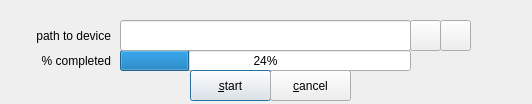
Before: the Qt Designer form zuluCrypt-gui/erasedevice.ui in mhogomchungu/zuluCrypt, drawn with Qt 5.
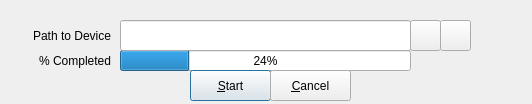
After: the same form once the commit is applied.

What changed in the file:
```diff
--- a/zuluCrypt-gui/erasedevice.ui
+++ b/zuluCrypt-gui/erasedevice.ui
@@ -26,7 +26,7 @@
     </rect>
    </property>
    <property name="text">
-    <string>path to device</string>
+    <string>Path to Device</string>
    </property>
    <property name="alignment">
     <set>Qt::AlignRight|Qt::AlignTrailing|Qt::AlignVCenter</set>
@@ -71,7 +71,7 @@
     </rect>
    </property>
    <property name="text">
-    <string>% completed</string>
+    <string>% Completed</string>
    </property>
    <property name="alignment">
     <set>Qt::AlignRight|Qt::AlignTrailing|Qt::AlignVCenter</set>
@@ -103,7 +103,7 @@
     </rect>
    </property>
    <property name="text">
-    <string>&amp;start</string>
+    <string>&amp;Start</string>
    </property>
    <property name="default">
     <bool>true</bool>
@@ -119,7 +119,7 @@
     </rect>
    </property>
    <property name="text">
-    <string>&amp;cancel</string>
+    <string>&amp;Cancel</string>
    </property>
    <property name="autoDefault">
     <bool>true</bool>
```
